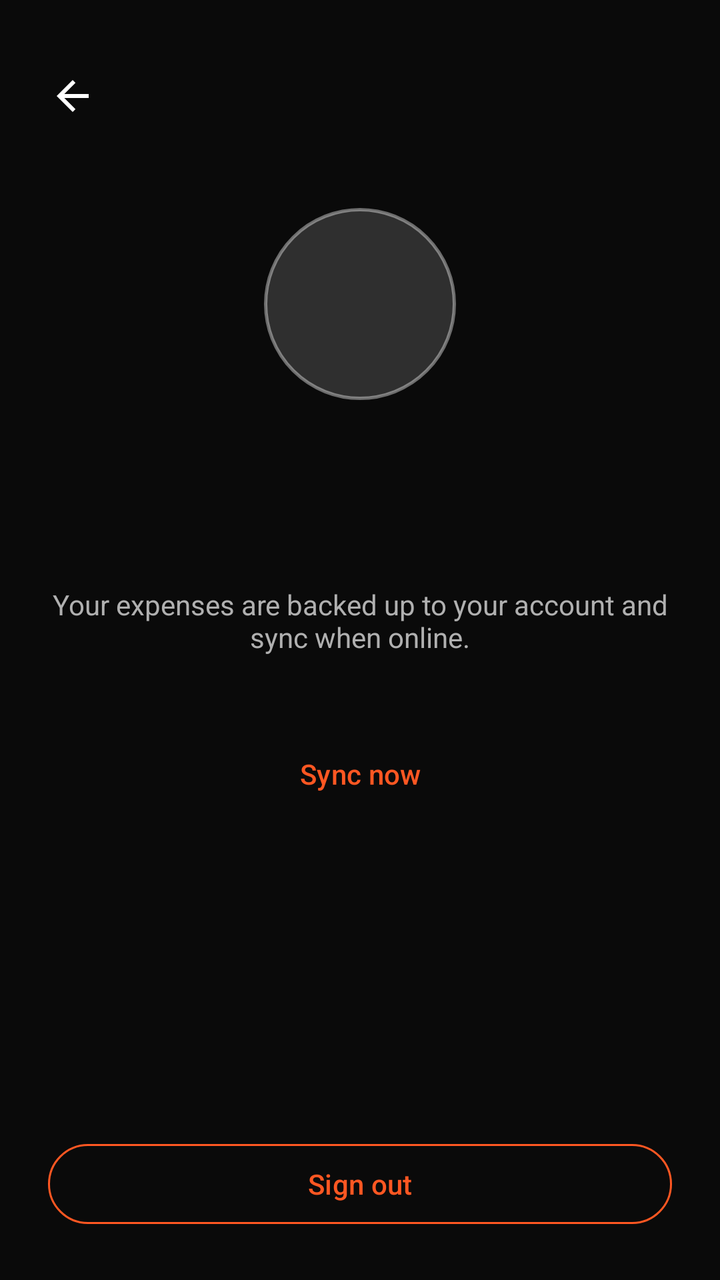
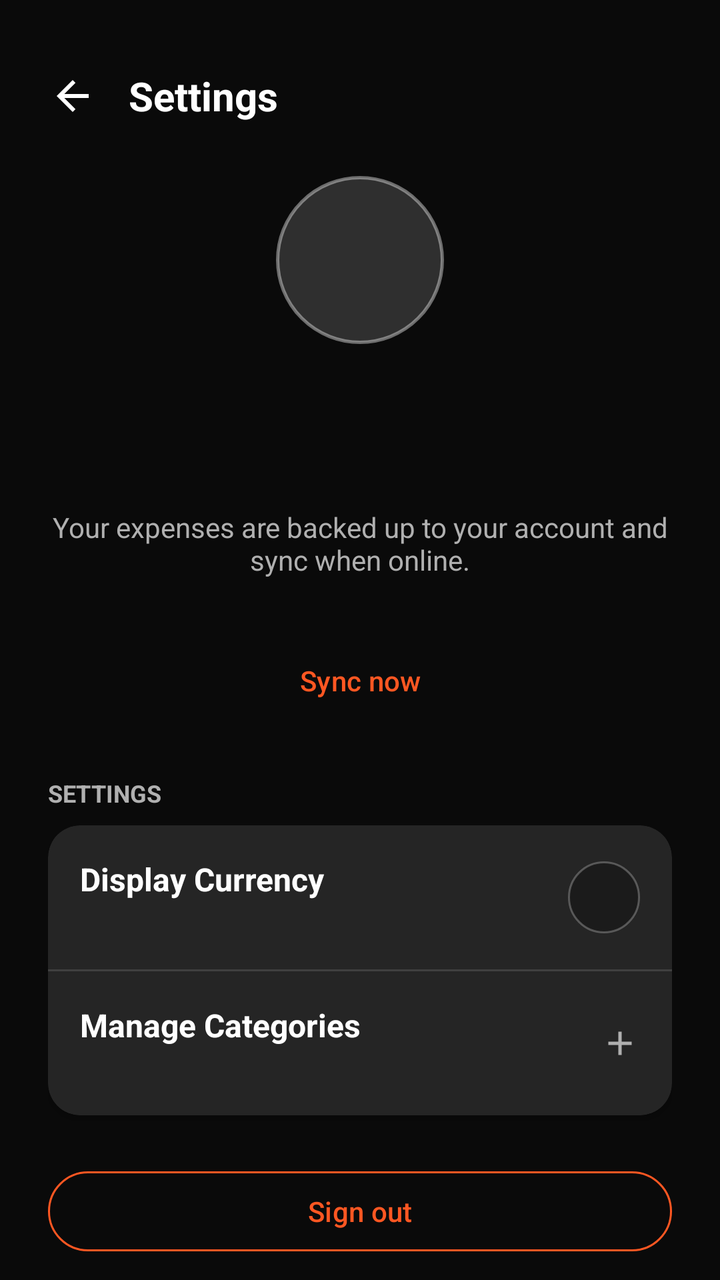

Before-and-after screenshots of an Android layout around one commit, followed by the original layout XML and the change that was made.
<!-- AndroidManifest.xml: application theme Theme.ExpenseTrackerApp -->
<!-- res/layout/fragment_account.xml -->
<?xml version="1.0" encoding="utf-8"?>
<LinearLayout xmlns:android="http://schemas.android.com/apk/res/android"
    xmlns:app="http://schemas.android.com/apk/res-auto"
    android:layout_width="match_parent"
    android:layout_height="match_parent"
    android:background="@color/background_dark"
    android:clickable="true"
    android:focusable="true"
    android:fitsSystemWindows="true"
    android:orientation="vertical"
    android:padding="@dimen/spacing_l">

    <ImageButton
        android:id="@+id/btn_account_back"
        android:layout_width="48dp"
        android:layout_height="48dp"
        android:layout_marginStart="-12dp"
        android:background="?attr/selectableItemBackgroundBorderless"
        android:contentDescription="@string/cd_back"
        android:src="@drawable/ic_arrow_back"
        app:tint="@color/white" />

    <TextView
        android:id="@+id/tv_account_initial"
        android:layout_width="96dp"
        android:layout_height="96dp"
        android:layout_gravity="center_horizontal"
        android:layout_marginTop="@dimen/spacing_xl"
        android:background="@drawable/bg_avatar_circle"
        android:gravity="center"
        android:textColor="@color/white"
        android:textSize="40sp"
        android:textStyle="bold" />

    <TextView
        android:id="@+id/tv_account_name"
        android:layout_width="wrap_content"
        android:layout_height="wrap_content"
        android:layout_gravity="center_horizontal"
        android:layout_marginTop="@dimen/spacing_m"
        android:textColor="@color/text_primary"
        android:textSize="@dimen/text_size_title"
        android:textStyle="bold" />

    <TextView
        android:id="@+id/tv_account_email"
        android:layout_width="wrap_content"
        android:layout_height="wrap_content"
        android:layout_gravity="center_horizontal"
        android:layout_marginTop="@dimen/spacing_xs"
        android:textColor="@color/text_secondary"
        android:textSize="@dimen/text_size_body" />

    <TextView
        android:layout_width="wrap_content"
        android:layout_height="wrap_content"
        android:layout_gravity="center_horizontal"
        android:layout_marginTop="@dimen/spacing_l"
        android:gravity="center"
        android:text="@string/account_local_data_note"
        android:textColor="@color/text_secondary"
        android:textSize="@dimen/text_size_body_small" />

    <TextView
        android:id="@+id/tv_sync_status"
        android:layout_width="wrap_content"
        android:layout_height="wrap_content"
        android:layout_gravity="center_horizontal"
        android:layout_marginTop="@dimen/spacing_m"
        android:gravity="center"
        android:lineSpacingExtra="4dp"
        android:textColor="@color/text_primary"
        android:textSize="@dimen/text_size_body_small" />

    <com.google.android.material.button.MaterialButton
        android:id="@+id/btn_sync_now"
        style="@style/Widget.Material3.Button.TextButton"
        android:layout_width="wrap_content"
        android:layout_height="wrap_content"
        android:layout_gravity="center_horizontal"
        android:minHeight="48dp"
        android:text="@string/btn_sync_now"
        android:textColor="@color/expense_orange" />

    <View
        android:layout_width="match_parent"
        android:layout_height="0dp"
        android:layout_weight="1" />

    <com.google.android.material.button.MaterialButton
        android:id="@+id/btn_sign_out"
        style="@style/Widget.Material3.Button.OutlinedButton"
        android:layout_width="match_parent"
        android:layout_height="@dimen/button_height_standard"
        android:text="@string/btn_sign_out"
        android:textColor="@color/expense_orange"
        app:strokeColor="@color/expense_orange" />
</LinearLayout>
<!-- resources referenced by this layout -->
<resources>
  <color name="background_dark">#0A0A0A</color>
  <color name="expense_orange">#FF5722</color>
  <color name="text_primary">#FFFFFF</color>
  <color name="text_secondary">#B0B0B0</color>
  <color name="white">#FFFFFF</color>
  <dimen name="button_height_standard">48dp</dimen>
  <dimen name="spacing_l">24dp</dimen>
  <dimen name="spacing_m">16dp</dimen>
  <dimen name="spacing_xl">32dp</dimen>
  <dimen name="spacing_xs">4dp</dimen>
  <dimen name="text_size_body">16sp</dimen>
  <dimen name="text_size_body_small">14sp</dimen>
  <dimen name="text_size_title">20sp</dimen>
  <!-- drawable bg_avatar_circle (drawable) -->
  <?xml version="1.0" encoding="utf-8"?>
  <ripple xmlns:android="http://schemas.android.com/apk/res/android"
      android:color="#33FFFFFF">
      <item>
          <shape android:shape="oval">
              <solid android:color="#26FFFFFF" />
              <stroke
                  android:width="1.5dp"
                  android:color="#66FFFFFF" />
          </shape>
      </item>
  </ripple>
  <!-- drawable ic_arrow_back (drawable) -->
  <vector xmlns:android="http://schemas.android.com/apk/res/android"
      android:width="24dp"
      android:height="24dp"
      android:viewportWidth="24"
      android:viewportHeight="24"
      android:tint="?attr/colorControlNormal">
    <path
        android:fillColor="@android:color/white"
        android:pathData="M20,11H7.83l5.59,-5.59L12,4l-8,8 8,8 1.41,-1.41L7.83,13H20v-2z"/>
  </vector>
  <string name="account_local_data_note">Your expenses are backed up to your account and sync when online.</string>
  <string name="btn_sign_out">Sign out</string>
  <string name="btn_sync_now">Sync now</string>
  <string name="cd_back">Back</string>
  <style name="Theme.ExpenseTrackerApp" parent="Theme.Material3.DayNight.NoActionBar">
          <item name="colorPrimary">@color/colorPrimary</item>
          <item name="colorPrimaryVariant">@color/colorPrimaryDark</item>
          <item name="colorOnPrimary">@color/white</item>
          <item name="colorSecondary">@color/colorAccent</item>
          <item name="colorSecondaryVariant">@color/colorAccent</item>
          <item name="colorOnSecondary">@color/white</item>
          <item name="android:colorBackground">@color/background_dark</item>
          <item name="android:statusBarColor">@color/background_dark</item>
          <item name="android:navigationBarColor">@color/background_dark</item>
      </style>
  <color name="colorPrimary">#FF5722</color>
  <color name="colorPrimaryDark">#E64A19</color>
  <color name="colorAccent">#FF5722</color>
</resources>

<!-- the commit's change to res/layout/fragment_account.xml (unified diff, before → after) -->
@@ -1,98 +1,258 @@
 <?xml version="1.0" encoding="utf-8"?>
-<LinearLayout xmlns:android="http://schemas.android.com/apk/res/android"
+<androidx.core.widget.NestedScrollView xmlns:android="http://schemas.android.com/apk/res/android"
     xmlns:app="http://schemas.android.com/apk/res-auto"
     android:layout_width="match_parent"
     android:layout_height="match_parent"
     android:background="@color/background_dark"
     android:clickable="true"
-    android:focusable="true"
+    android:fillViewport="true"
     android:fitsSystemWindows="true"
-    android:orientation="vertical"
-    android:padding="@dimen/spacing_l">
-
-    <ImageButton
-        android:id="@+id/btn_account_back"
-        android:layout_width="48dp"
-        android:layout_height="48dp"
-        android:layout_marginStart="-12dp"
-        android:background="?attr/selectableItemBackgroundBorderless"
-        android:contentDescription="@string/cd_back"
-        android:src="@drawable/ic_arrow_back"
-        app:tint="@color/white" />
-
-    <TextView
-        android:id="@+id/tv_account_initial"
-        android:layout_width="96dp"
-        android:layout_height="96dp"
-        android:layout_gravity="center_horizontal"
-        android:layout_marginTop="@dimen/spacing_xl"
-        android:background="@drawable/bg_avatar_circle"
-        android:gravity="center"
-        android:textColor="@color/white"
-        android:textSize="40sp"
-        android:textStyle="bold" />
-
-    <TextView
-        android:id="@+id/tv_account_name"
-        android:layout_width="wrap_content"
+    android:focusable="true">
+
+    <LinearLayout
+        android:layout_width="match_parent"
         android:layout_height="wrap_content"
-        android:layout_gravity="center_horizontal"
-        android:layout_marginTop="@dimen/spacing_m"
-        android:textColor="@color/text_primary"
-        android:textSize="@dimen/text_size_title"
-        android:textStyle="bold" />
-
-    <TextView
-        android:id="@+id/tv_account_email"
-        android:layout_width="wrap_content"
-        android:layout_height="wrap_content"
-        android:layout_gravity="center_horizontal"
-        android:layout_marginTop="@dimen/spacing_xs"
-        android:textColor="@color/text_secondary"
-        android:textSize="@dimen/text_size_body" />
-
-    <TextView
-        android:layout_width="wrap_content"
-        android:layout_height="wrap_content"
-        android:layout_gravity="center_horizontal"
-        android:layout_marginTop="@dimen/spacing_l"
-        android:gravity="center"
-        android:text="@string/account_local_data_note"
-        android:textColor="@color/text_secondary"
-        android:textSize="@dimen/text_size_body_small" />
-
-    <TextView
-        android:id="@+id/tv_sync_status"
-        android:layout_width="wrap_content"
-        android:layout_height="wrap_content"
-        android:layout_gravity="center_horizontal"
-        android:layout_marginTop="@dimen/spacing_m"
-        android:gravity="center"
-        android:lineSpacingExtra="4dp"
-        android:textColor="@color/text_primary"
-        android:textSize="@dimen/text_size_body_small" />
-
-    <com.google.android.material.button.MaterialButton
-        android:id="@+id/btn_sync_now"
-        style="@style/Widget.Material3.Button.TextButton"
-        android:layout_width="wrap_content"
-        android:layout_height="wrap_content"
-        android:layout_gravity="center_horizontal"
-        android:minHeight="48dp"
-        android:text="@string/btn_sync_now"
-        android:textColor="@color/expense_orange" />
-
-    <View
-        android:layout_width="match_parent"
-        android:layout_height="0dp"
-        android:layout_weight="1" />
-
-    <com.google.android.material.button.MaterialButton
-        android:id="@+id/btn_sign_out"
-        style="@style/Widget.Material3.Button.OutlinedButton"
-        android:layout_width="match_parent"
-        android:layout_height="@dimen/button_height_standard"
-        android:text="@string/btn_sign_out"
-        android:textColor="@color/expense_orange"
-        app:strokeColor="@color/expense_orange" />
-</LinearLayout>
+        android:orientation="vertical"
+        android:padding="@dimen/spacing_l">
+
+        <LinearLayout
+            android:layout_width="match_parent"
+            android:layout_height="wrap_content"
+            android:gravity="center_vertical"
+            android:orientation="horizontal">
+
+            <ImageButton
+                android:id="@+id/btn_account_back"
+                android:layout_width="48dp"
+                android:layout_height="48dp"
+                android:layout_marginStart="-12dp"
+                android:background="?attr/selectableItemBackgroundBorderless"
+                android:contentDescription="@string/cd_back"
+                android:src="@drawable/ic_arrow_back"
+                app:tint="@color/white" />
+
+            <TextView
+                android:layout_width="wrap_content"
+                android:layout_height="wrap_content"
+                android:layout_marginStart="@dimen/spacing_xs"
+                android:text="@string/title_settings"
+                android:textColor="@color/text_primary"
+                android:textSize="@dimen/text_size_title"
+                android:textStyle="bold" />
+        </LinearLayout>
+
+        <TextView
+            android:id="@+id/tv_account_initial"
+            android:layout_width="84dp"
+            android:layout_height="84dp"
+            android:layout_gravity="center_horizontal"
+            android:layout_marginTop="@dimen/spacing_m"
+            android:background="@drawable/bg_avatar_circle"
+            android:gravity="center"
+            android:textColor="@color/white"
+            android:textSize="36sp"
+            android:textStyle="bold" />
+
+        <TextView
+            android:id="@+id/tv_account_name"
+            android:layout_width="wrap_content"
+            android:layout_height="wrap_content"
+            android:layout_gravity="center_horizontal"
+            android:layout_marginTop="@dimen/spacing_m"
+            android:textColor="@color/text_primary"
+            android:textSize="@dimen/text_size_title"
+            android:textStyle="bold" />
+
+        <TextView
+            android:id="@+id/tv_account_email"
+            android:layout_width="wrap_content"
+            android:layout_height="wrap_content"
+            android:layout_gravity="center_horizontal"
+            android:layout_marginTop="@dimen/spacing_xs"
+            android:gravity="center"
+            android:textColor="@color/text_secondary"
+            android:textSize="@dimen/text_size_body_small" />
+
+        <com.google.android.material.button.MaterialButton
+            android:id="@+id/btn_account_sign_in"
+            android:layout_width="wrap_content"
+            android:layout_height="wrap_content"
+            android:layout_gravity="center_horizontal"
+            android:layout_marginTop="@dimen/spacing_m"
+            android:paddingHorizontal="24dp"
+            android:text="@string/action_sign_in_or_up"
+            android:textColor="@color/white"
+            android:visibility="gone"
+            app:backgroundTint="@color/expense_orange"
+            app:cornerRadius="@dimen/radius_pill" />
+
+        <LinearLayout
+            android:id="@+id/ll_account_sync_section"
+            android:layout_width="match_parent"
+            android:layout_height="wrap_content"
+            android:gravity="center_horizontal"
+            android:orientation="vertical">
+
+            <TextView
+                android:layout_width="wrap_content"
+                android:layout_height="wrap_content"
+                android:layout_marginTop="@dimen/spacing_m"
+                android:gravity="center"
+                android:text="@string/account_local_data_note"
+                android:textColor="@color/text_secondary"
+                android:textSize="@dimen/text_size_body_small" />
+
+            <TextView
+                android:id="@+id/tv_sync_status"
+                android:layout_width="wrap_content"
+                android:layout_height="wrap_content"
+                android:layout_marginTop="@dimen/spacing_s"
+                android:gravity="center"
+                android:lineSpacingExtra="4dp"
+                android:textColor="@color/text_primary"
+                android:textSize="@dimen/text_size_body_small" />
+
+            <com.google.android.material.button.MaterialButton
+                android:id="@+id/btn_sync_now"
+                style="@style/Widget.Material3.Button.TextButton"
+                android:layout_width="wrap_content"
+                android:layout_height="wrap_content"
+                android:minHeight="48dp"
+                android:text="@string/btn_sync_now"
+                android:textColor="@color/expense_orange" />
+        </LinearLayout>
+
+        
+        <TextView
+            android:layout_width="wrap_content"
+            android:layout_height="wrap_content"
+            android:layout_marginTop="@dimen/spacing_l"
+            android:layout_marginBottom="@dimen/spacing_s"
+            android:text="@string/settings_section_title"
+            android:textAllCaps="true"
+            android:textColor="@color/text_secondary"
+            android:textSize="@dimen/text_size_caption"
+            android:textStyle="bold" />
+
+        <androidx.cardview.widget.CardView
+            android:layout_width="match_parent"
+            android:layout_height="wrap_content"
+            app:cardBackgroundColor="@color/card_dark"
+            app:cardCornerRadius="@dimen/radius_l"
+            app:cardElevation="2dp">
+
+            <LinearLayout
+                android:layout_width="match_parent"
+                android:layout_height="wrap_content"
+                android:orientation="vertical">
+
+                <LinearLayout
+                    android:id="@+id/row_setting_currency"
+                    android:layout_width="match_parent"
+                    android:layout_height="wrap_content"
+                    android:background="?attr/selectableItemBackground"
+                    android:clickable="true"
+                    android:focusable="true"
+                    android:gravity="center_vertical"
+                    android:orientation="horizontal"
+                    android:padding="@dimen/spacing_m">
+
+                    <LinearLayout
+                        android:layout_width="0dp"
+                        android:layout_height="wrap_content"
+                        android:layout_weight="1"
+                        android:orientation="vertical">
+
+                        <TextView
+                            android:layout_width="wrap_content"
+                            android:layout_height="wrap_content"
+                            android:text="@string/settings_currency_title"
+                            android:textColor="@color/text_primary"
+                            android:textSize="@dimen/text_size_body"
+                            android:textStyle="bold" />
+
+                        <TextView
+                            android:id="@+id/tv_setting_currency_value"
+                            android:layout_width="wrap_content"
+                            android:layout_height="wrap_content"
+                            android:layout_marginTop="2dp"
+                            android:textColor="@color/text_secondary"
+                            android:textSize="@dimen/text_size_caption" />
+                    </LinearLayout>
+
+                    <TextView
+                        android:id="@+id/tv_setting_currency_badge"
+                        android:layout_width="36dp"
+                        android:layout_height="36dp"
+                        android:background="@drawable/bg_glass_pill"
+                        android:gravity="center"
+                        android:textColor="@color/expense_orange"
+                        android:textSize="16sp"
+                        android:textStyle="bold" />
+                </LinearLayout>
+
+                <View
+                    android:layout_width="match_parent"
+                    android:layout_height="1dp"
+                    android:background="@color/divider_dark" />
+
+                <LinearLayout
+                    android:id="@+id/row_setting_categories"
+                    android:layout_width="match_parent"
+                    android:layout_height="wrap_content"
+                    android:background="?attr/selectableItemBackground"
+                    android:clickable="true"
+                    android:focusable="true"
+                    android:gravity="center_vertical"
+                    android:orientation="horizontal"
+                    android:padding="@dimen/spacing_m">
+
+                    <LinearLayout
+                        android:layout_width="0dp"
+                        android:layout_height="wrap_content"
+                        android:layout_weight="1"
+                        android:orientation="vertical">
+
+                        <TextView
+                            android:layout_width="wrap_content"
+                            android:layout_height="wrap_content"
+                            android:text="@string/settings_categories_title"
+                            android:textColor="@color/text_primary"
+                            android:textSize="@dimen/text_size_body"
+                            android:textStyle="bold" />
+
+                        <TextView
+                            android:id="@+id/tv_setting_categories_count"
+                            android:layout_width="wrap_content"
+                            android:layout_height="wrap_content"
+                            android:layout_marginTop="2dp"
+                            android:textColor="@color/text_secondary"
+                            android:textSize="@dimen/text_size_caption" />
+                    </LinearLayout>
+
+                    <ImageView
+                        android:layout_width="20dp"
+                        android:layout_height="20dp"
+                        android:contentDescription="@null"
+                        android:src="@drawable/ic_add"
+                        app:tint="@color/text_secondary" />
+                </LinearLayout>
+            </LinearLayout>
+        </androidx.cardview.widget.CardView>
+
+        <View
+            android:layout_width="match_parent"
+            android:layout_height="0dp"
+            android:layout_marginTop="@dimen/spacing_l"
+            android:layout_weight="1" />
+
+        <com.google.android.material.button.MaterialButton
+            android:id="@+id/btn_sign_out"
+            style="@style/Widget.Material3.Button.OutlinedButton"
+            android:layout_width="match_parent"
+            android:layout_height="@dimen/button_height_standard"
+            android:text="@string/btn_sign_out"
+            android:textColor="@color/expense_orange"
+            app:strokeColor="@color/expense_orange" />
+    </LinearLayout>
+</androidx.core.widget.NestedScrollView>
<!-- resource entries referenced after the edit -->
@@ -1,17 +1,22 @@
 <!-- resources referenced by this layout -->
 <resources>
   <color name="background_dark">#0A0A0A</color>
+  <color name="card_dark">#252525</color>
+  <color name="divider_dark">#20FFFFFF</color>
   <color name="expense_orange">#FF5722</color>
   <color name="text_primary">#FFFFFF</color>
   <color name="text_secondary">#B0B0B0</color>
   <color name="white">#FFFFFF</color>
   <dimen name="button_height_standard">48dp</dimen>
+  <dimen name="radius_l">16dp</dimen>
+  <dimen name="radius_pill">999dp</dimen>
   <dimen name="spacing_l">24dp</dimen>
   <dimen name="spacing_m">16dp</dimen>
-  <dimen name="spacing_xl">32dp</dimen>
+  <dimen name="spacing_s">8dp</dimen>
   <dimen name="spacing_xs">4dp</dimen>
   <dimen name="text_size_body">16sp</dimen>
   <dimen name="text_size_body_small">14sp</dimen>
+  <dimen name="text_size_caption">12sp</dimen>
   <dimen name="text_size_title">20sp</dimen>
   <!-- drawable bg_avatar_circle (drawable) -->
   <?xml version="1.0" encoding="utf-8"?>
@@ -26,6 +31,25 @@
           </shape>
       </item>
   </ripple>
+  <!-- drawable bg_glass_pill (drawable) -->
+  <?xml version="1.0" encoding="utf-8"?>
+  <shape xmlns:android="http://schemas.android.com/apk/res/android"
+      android:shape="rectangle">
+      <solid android:color="#99141414" />
+      <stroke android:width="1dp" android:color="@color/surface_glass_stroke" />
+      <corners android:radius="@dimen/radius_pill" />
+  </shape>
+  <!-- drawable ic_add (drawable) -->
+  <vector xmlns:android="http://schemas.android.com/apk/res/android"
+      android:width="24dp"
+      android:height="24dp"
+      android:viewportWidth="24"
+      android:viewportHeight="24"
+      android:tint="?attr/colorControlNormal">
+    <path
+        android:fillColor="@android:color/white"
+        android:pathData="M19,13h-6v6h-2v-6H5v-2h6V5h2v6h6v2z"/>
+  </vector>
   <!-- drawable ic_arrow_back (drawable) -->
   <vector xmlns:android="http://schemas.android.com/apk/res/android"
       android:width="24dp"
@@ -38,9 +62,14 @@
         android:pathData="M20,11H7.83l5.59,-5.59L12,4l-8,8 8,8 1.41,-1.41L7.83,13H20v-2z"/>
   </vector>
   <string name="account_local_data_note">Your expenses are backed up to your account and sync when online.</string>
+  <string name="action_sign_in_or_up">Sign in / Create account</string>
   <string name="btn_sign_out">Sign out</string>
   <string name="btn_sync_now">Sync now</string>
   <string name="cd_back">Back</string>
+  <string name="settings_categories_title">Manage Categories</string>
+  <string name="settings_currency_title">Display Currency</string>
+  <string name="settings_section_title">Settings</string>
+  <string name="title_settings">Settings</string>
   <style name="Theme.ExpenseTrackerApp" parent="Theme.Material3.DayNight.NoActionBar">
           <item name="colorPrimary">@color/colorPrimary</item>
           <item name="colorPrimaryVariant">@color/colorPrimaryDark</item>
@@ -52,6 +81,7 @@
           <item name="android:statusBarColor">@color/background_dark</item>
           <item name="android:navigationBarColor">@color/background_dark</item>
       </style>
+  <color name="surface_glass_stroke">#40FFFFFF</color>
   <color name="colorPrimary">#FF5722</color>
   <color name="colorPrimaryDark">#E64A19</color>
   <color name="colorAccent">#FF5722</color>
